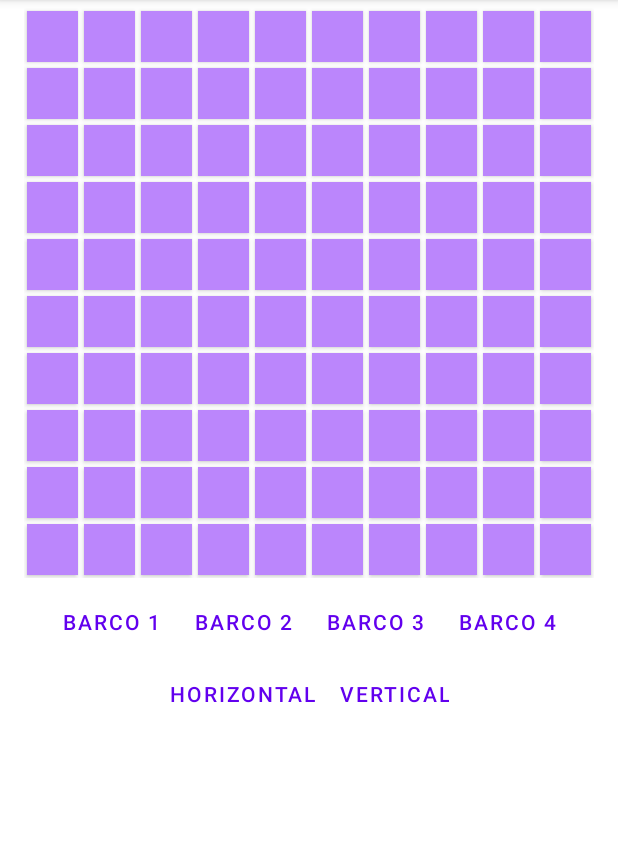
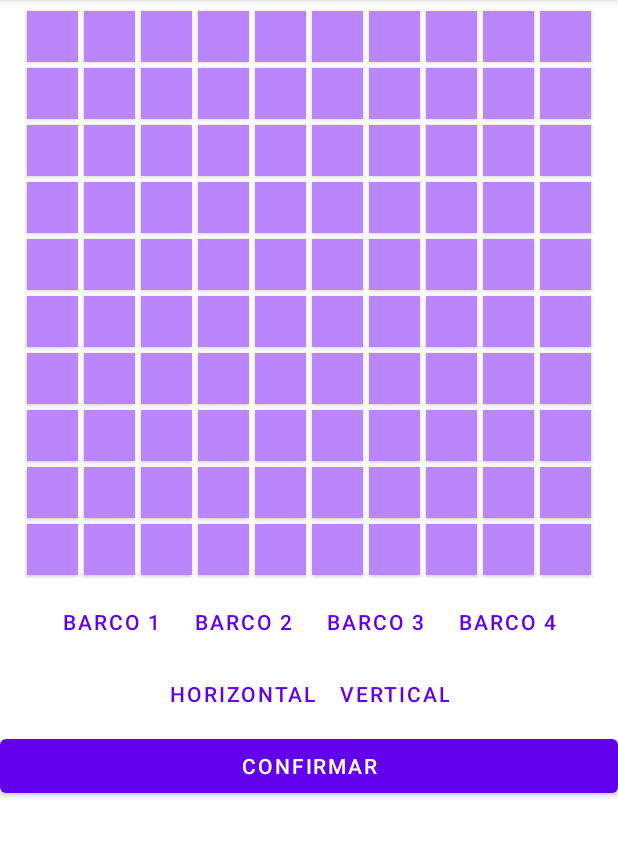
Before and after one commit to iSandro19/FloatAR, an Android app: the SinglePlayerActivity screen opened directly, with no data from a screen before it, on a phone screen of 412 x 824 dp, the part 84-940 px from its top. Run offline under Robolectric (Android 15) with nearby library versions, the phone set to English and light mode, and no system bars.

Commit message:
Update SinglePlayerActivity

```diff
--- a/src/app/src/main/java/com/floatar/SinglePlayerActivity.java
+++ b/src/app/src/main/java/com/floatar/SinglePlayerActivity.java
@@ -23,12 +23,14 @@ public class SinglePlayerActivity extends AppCompatActivity {
     private final int[][] myBoard = new int[10][10];
     private Context mContext;
 
-    private Button boat1, boat2, boat3, boat4, horizontal, vertical;
-    int numBoats1, numBoats2, numBoats3, numBoats4, sizeBoat, orientation;
+    private Button boat1, boat2, boat3, boat4, horizontal, vertical, confirm;
+    int numBoats1, numBoats2, numBoats3, numBoats4, sizeBoat, orientation, actualTurn;
 
     @Override
     protected void onCreate(Bundle savedInstanceState) {
         super.onCreate(savedInstanceState);
+        actualTurn = 0;
+
         setContentView(R.layout.activity_single_player);
 
         numBoats1 = 0;
@@ -49,8 +51,9 @@ public class SinglePlayerActivity extends AppCompatActivity {
         boat4 = findViewById(R.id.but_boat_s4);
         horizontal = findViewById(R.id.but_horizontal_boat);
         vertical = findViewById(R.id.but_vertical_boat);
+        confirm = findViewById(R.id.cmdkslcmdslkcs);
 
-        View.OnClickListener sizeClickListener = v -> {
+        View.OnClickListener optionsClickListener = v -> {
             if (v == boat1){
                 sizeBoat = 1;
             } else if (v == boat2) {
@@ -58,21 +61,23 @@ public class SinglePlayerActivity extends AppCompatActivity {
             } else if (v == boat3) {
                 sizeBoat = 3;
             } else if (v == boat4) {
-                Log.d("dfsfdsfds", "entro en 4");
                 sizeBoat = 4;
             } else if (v == horizontal) {
                 orientation = 0;
             } else if (v == vertical) {
                 orientation = 1;
+            } else if (v == confirm) {
+                setContentView(R.layout.activity_about);
             }
         };
 
-        boat1.setOnClickListener(sizeClickListener);
-        boat2.setOnClickListener(sizeClickListener);
-        boat3.setOnClickListener(sizeClickListener);
-        boat4.setOnClickListener(sizeClickListener);
-        horizontal.setOnClickListener(sizeClickListener);
-        vertical.setOnClickListener(sizeClickListener);
+        boat1.setOnClickListener(optionsClickListener);
+        boat2.setOnClickListener(optionsClickListener);
+        boat3.setOnClickListener(optionsClickListener);
+        boat4.setOnClickListener(optionsClickListener);
+        horizontal.setOnClickListener(optionsClickListener);
+        vertical.setOnClickListener(optionsClickListener);
+        confirm.setOnClickListener(optionsClickListener);
 
         // OnClickListener para los botones del tablero
         View.OnClickListener buttonClickListener = v -> {
@@ -85,7 +90,17 @@ public class SinglePlayerActivity extends AppCompatActivity {
 
             // Ejecutar la lógica del juego correspondiente
             if (myBoard[row][col] == 0) {
+                if (sizeBoat == 1 && numBoats1 < 3){
                     createBoat(v, row, col);
+                } else if (sizeBoat == 2 && numBoats2 < 2){
+                    createBoat(v, row, col);
+                } else if (sizeBoat == 3 && numBoats3 < 3) {
+                    createBoat(v, row, col);
+                } else if (sizeBoat == 4 && numBoats4 < 2){
+                    createBoat(v, row, col);
+                } else {
+                    Toast.makeText(SinglePlayerActivity.this, "Demasiados barcos", Toast.LENGTH_SHORT).show();
+                }
             } else if (myBoard[row][col] == 1) {
                 deleteBoat(v, row, col);
             }
@@ -174,9 +189,6 @@ public class SinglePlayerActivity extends AppCompatActivity {
         Log.d("Barcos3: ", String.valueOf(numBoats3));
         Log.d("Barcos4: ", String.valueOf(numBoats4));
 
-        sumBoat();  //Sumamos el tipo de barco
-
-        if (numBoats1 <= 3 && numBoats2 <= 2 && numBoats3 <= 3 && numBoats4 <= 2){  //Si se cumple lo creamos, sinó lo restamos
         if (orientation == 0){
             if (checkHorizontalBoat(row, col)){
                 if(col+sizeBoat <= 10){
@@ -188,6 +200,7 @@ public class SinglePlayerActivity extends AppCompatActivity {
                     // Cambiar el color del botón pulsado
                     v.setBackgroundColor(ContextCompat.getColor(mContext, R.color.black));
 
+                    sumBoat();  //Sumamos el tipo de barco
                 } else {
                     Toast.makeText(SinglePlayerActivity.this, "Espacio insuficiente", Toast.LENGTH_SHORT).show();
                 }
@@ -206,16 +219,14 @@ public class SinglePlayerActivity extends AppCompatActivity {
 
                     // Cambiar el color del botón pulsado
                     v.setBackgroundColor(ContextCompat.getColor(mContext, R.color.black));
+
+                    sumBoat();  //Sumamos el tipo de barco
                 } else {
                     Toast.makeText(SinglePlayerActivity.this, "Espacio insuficiente", Toast.LENGTH_SHORT).show();
                 }
             } else {
                 Toast.makeText(SinglePlayerActivity.this, "Imposible crear barco", Toast.LENGTH_SHORT).show();
             }
-            }
-        } else {
-            Toast.makeText(SinglePlayerActivity.this, "Demasiados barcos", Toast.LENGTH_SHORT).show();
-            subBoat();
         }
     }
 
--- a/src/app/src/main/res/layout/activity_single_player.xml
+++ b/src/app/src/main/res/layout/activity_single_player.xml
@@ -55,16 +55,17 @@
 
     <LinearLayout
         android:layout_width="match_parent"
-        android:layout_height="match_parent"
+        android:layout_height="wrap_content"
         android:layout_gravity="center"
         android:gravity="center|top"
         android:orientation="horizontal">
+
         <Button
             android:id="@+id/but_horizontal_boat"
+            style="?android:attr/buttonBarButtonStyle"
             android:layout_width="wrap_content"
             android:layout_height="wrap_content"
-            android:text="@string/but_horizontal_boat"
-            style="?android:attr/buttonBarButtonStyle" />
+            android:text="@string/but_horizontal_boat" />
 
         <Button
             android:id="@+id/but_vertical_boat"
@@ -74,4 +75,16 @@
             style="?android:attr/buttonBarButtonStyle" />
     </LinearLayout>
 
+    <LinearLayout
+        android:layout_width="match_parent"
+        android:layout_height="wrap_content"
+        android:layout_gravity="center"
+        android:gravity="center|top"
+        android:orientation="horizontal">
+        <Button
+            android:id="@+id/cmdkslcmdslkcs"
+            android:layout_width="match_parent"
+            android:layout_height="match_parent"
+            android:text="@string/confirmar" />
+    </LinearLayout>
 </LinearLayout>
--- a/src/app/src/main/res/values/strings.xml
+++ b/src/app/src/main/res/values/strings.xml
@@ -62,5 +62,6 @@
     <string name="string">string</string>
     <string name="settings_language">Idioma</string>
     <string name="language_selector">Language selector</string>
+    <string name="confirmar">Confirmar</string>
 
 </resources>
```
Also changed, not shown: src/app/src/main/AndroidManifest.xml (+10 -5 lines). Lines whose indentation alone changed are shown as unchanged.
